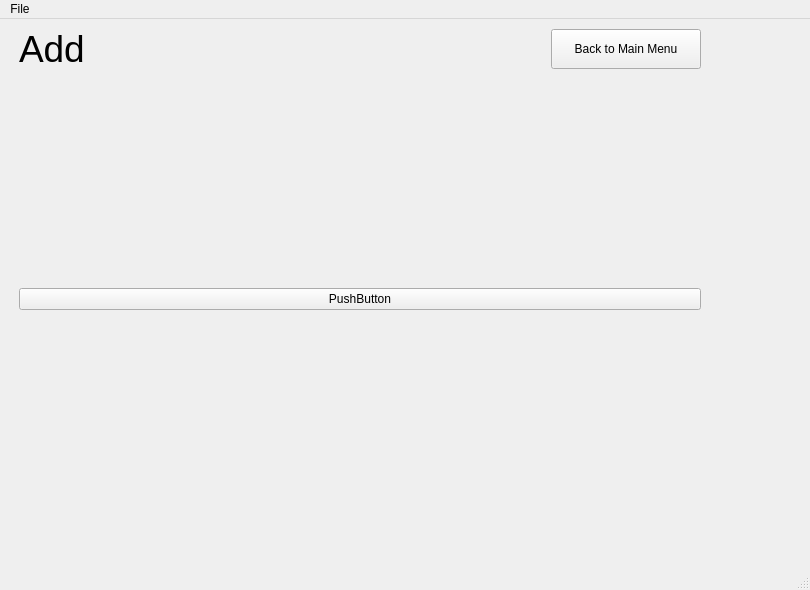
First picture: the form in HalfMeasures/mainwindow.ui, repository CamoSnipe200/CS3141-Team3, before the edit.
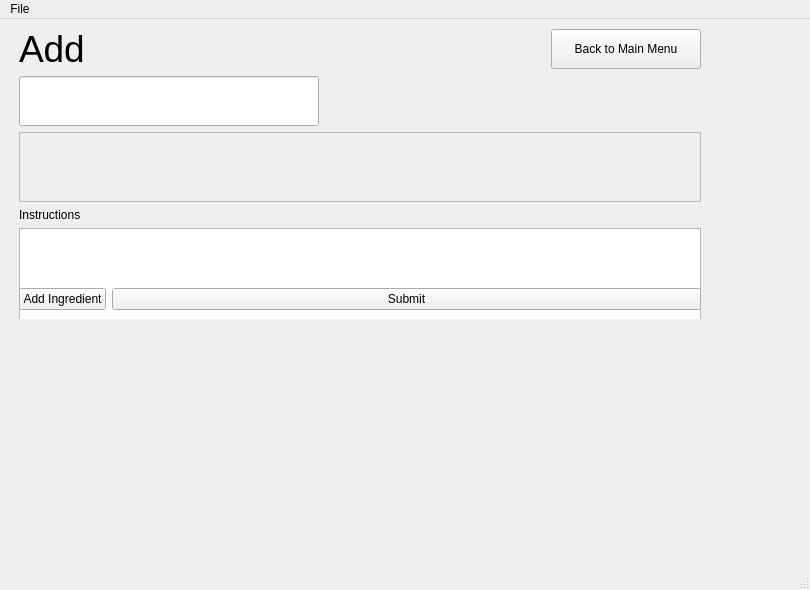
Second picture: the form after the edit.

Commit message: Add Recipe Page Working

The edit to the form file:
```diff
--- a/HalfMeasures/mainwindow.ui
+++ b/HalfMeasures/mainwindow.ui
@@ -10,6 +10,18 @@
     <height>590</height>
    </rect>
   </property>
+  <property name="sizePolicy">
+   <sizepolicy hsizetype="Preferred" vsizetype="Maximum">
+    <horstretch>0</horstretch>
+    <verstretch>0</verstretch>
+   </sizepolicy>
+  </property>
+  <property name="minimumSize">
+   <size>
+    <width>0</width>
+    <height>500</height>
+   </size>
+  </property>
   <property name="windowTitle">
    <string>MainWindow</string>
   </property>
@@ -242,24 +254,550 @@
          </layout>
         </item>
         <item>
-         <spacer name="verticalSpacer_2">
-          <property name="orientation">
-           <enum>Qt::Vertical</enum>
+         <layout class="QVBoxLayout" name="AS_RecipeNameVL">
+          <item>
+           <widget class="QLineEdit" name="AS_RecipeNameLE">
+            <property name="sizePolicy">
+             <sizepolicy hsizetype="Maximum" vsizetype="Fixed">
+              <horstretch>0</horstretch>
+              <verstretch>0</verstretch>
+             </sizepolicy>
+            </property>
+            <property name="minimumSize">
+             <size>
+              <width>300</width>
+              <height>50</height>
+             </size>
+            </property>
+            <property name="font">
+             <font>
+              <pointsize>16</pointsize>
+             </font>
+            </property>
+           </widget>
+          </item>
+         </layout>
+        </item>
+        <item>
+         <widget class="QScrollArea" name="AS_ScrollArea">
+          <property name="widgetResizable">
+           <bool>true</bool>
           </property>
-          <property name="sizeHint" stdset="0">
-           <size>
-            <width>20</width>
-            <height>40</height>
-           </size>
-          </property>
-         </spacer>
+          <widget class="QWidget" name="scrollAreaWidgetContents_2">
+           <property name="geometry">
+            <rect>
+             <x>0</x>
+             <y>0</y>
+             <width>678</width>
+             <height>16</height>
+            </rect>
+           </property>
+           <property name="sizePolicy">
+            <sizepolicy hsizetype="Preferred" vsizetype="Maximum">
+             <horstretch>0</horstretch>
+             <verstretch>0</verstretch>
+            </sizepolicy>
+           </property>
+          </widget>
+         </widget>
+        </item>
+        <item>
+         <layout class="QVBoxLayout" name="AS_DescriptionVL">
+          <item>
+           <widget class="QLabel" name="AS_InstructionsLabel">
+            <property name="text">
+             <string>Instructions</string>
+            </property>
+           </widget>
+          </item>
+          <item>
+           <widget class="QTextEdit" name="AS_InstructionsTE">
+            <property name="sizePolicy">
+             <sizepolicy hsizetype="Expanding" vsizetype="MinimumExpanding">
+              <horstretch>0</horstretch>
+              <verstretch>0</verstretch>
+             </sizepolicy>
+            </property>
+            <property name="minimumSize">
+             <size>
+              <width>0</width>
+              <height>100</height>
+             </size>
+            </property>
+            <property name="cursor" stdset="0">
+             <cursorShape>IBeamCursor</cursorShape>
+            </property>
+           </widget>
+          </item>
+         </layout>
         </item>
         <item>
          <layout class="QHBoxLayout" name="AS_IngredientsHL">
           <item>
-           <widget class="QPushButton" name="pushButton">
+           <widget class="QPushButton" name="AS_AddIngredientButton">
+            <property name="sizePolicy">
+             <sizepolicy hsizetype="Fixed" vsizetype="Fixed">
+              <horstretch>0</horstretch>
+              <verstretch>0</verstretch>
+             </sizepolicy>
+            </property>
+            <property name="palette">
+             <palette>
+              <active>
+               <colorrole role="WindowText">
+                <brush brushstyle="SolidPattern">
+                 <color alpha="255">
+                  <red>0</red>
+                  <green>0</green>
+                  <blue>0</blue>
+                 </color>
+                </brush>
+               </colorrole>
+               <colorrole role="Button">
+                <brush brushstyle="SolidPattern">
+                 <color alpha="255">
+                  <red>255</red>
+                  <green>255</green>
+                  <blue>255</blue>
+                 </color>
+                </brush>
+               </colorrole>
+               <colorrole role="Light">
+                <brush brushstyle="SolidPattern">
+                 <color alpha="255">
+                  <red>255</red>
+                  <green>255</green>
+                  <blue>255</blue>
+                 </color>
+                </brush>
+               </colorrole>
+               <colorrole role="Midlight">
+                <brush brushstyle="SolidPattern">
+                 <color alpha="255">
+                  <red>255</red>
+                  <green>255</green>
+                  <blue>255</blue>
+                 </color>
+                </brush>
+               </colorrole>
+               <colorrole role="Dark">
+                <brush brushstyle="SolidPattern">
+                 <color alpha="255">
+                  <red>127</red>
+                  <green>127</green>
+                  <blue>127</blue>
+                 </color>
+                </brush>
+               </colorrole>
+               <colorrole role="Mid">
+                <brush brushstyle="SolidPattern">
+                 <color alpha="255">
+                  <red>170</red>
+                  <green>170</green>
+                  <blue>170</blue>
+                 </color>
+                </brush>
+               </colorrole>
+               <colorrole role="Text">
+                <brush brushstyle="SolidPattern">
+                 <color alpha="255">
+                  <red>0</red>
+                  <green>0</green>
+                  <blue>0</blue>
+                 </color>
+                </brush>
+               </colorrole>
+               <colorrole role="BrightText">
+                <brush brushstyle="SolidPattern">
+                 <color alpha="255">
+                  <red>255</red>
+                  <green>255</green>
+                  <blue>255</blue>
+                 </color>
+                </brush>
+               </colorrole>
+               <colorrole role="ButtonText">
+                <brush brushstyle="SolidPattern">
+                 <color alpha="255">
+                  <red>0</red>
+                  <green>0</green>
+                  <blue>0</blue>
+                 </color>
+                </brush>
+               </colorrole>
+               <colorrole role="Base">
+                <brush brushstyle="SolidPattern">
+                 <color alpha="255">
+                  <red>255</red>
+                  <green>255</green>
+                  <blue>255</blue>
+                 </color>
+                </brush>
+               </colorrole>
+               <colorrole role="Window">
+                <brush brushstyle="SolidPattern">
+                 <color alpha="255">
+                  <red>255</red>
+                  <green>255</green>
+                  <blue>255</blue>
+                 </color>
+                </brush>
+               </colorrole>
+               <colorrole role="Shadow">
+                <brush brushstyle="SolidPattern">
+                 <color alpha="255">
+                  <red>0</red>
+                  <green>0</green>
+                  <blue>0</blue>
+                 </color>
+                </brush>
+               </colorrole>
+               <colorrole role="AlternateBase">
+                <brush brushstyle="SolidPattern">
+                 <color alpha="255">
+                  <red>255</red>
+                  <green>255</green>
+                  <blue>255</blue>
+                 </color>
+                </brush>
+               </colorrole>
+               <colorrole role="ToolTipBase">
+                <brush brushstyle="SolidPattern">
+                 <color alpha="255">
+                  <red>255</red>
+                  <green>255</green>
+                  <blue>220</blue>
+                 </color>
+                </brush>
+               </colorrole>
+               <colorrole role="ToolTipText">
+                <brush brushstyle="SolidPattern">
+                 <color alpha="255">
+                  <red>0</red>
+                  <green>0</green>
+                  <blue>0</blue>
+                 </color>
+                </brush>
+               </colorrole>
+               <colorrole role="PlaceholderText">
+                <brush brushstyle="SolidPattern">
+                 <color alpha="127">
+                  <red>0</red>
+                  <green>0</green>
+                  <blue>0</blue>
+                 </color>
+                </brush>
+               </colorrole>
+              </active>
+              <inactive>
+               <colorrole role="WindowText">
+                <brush brushstyle="SolidPattern">
+                 <color alpha="255">
+                  <red>0</red>
+                  <green>0</green>
+                  <blue>0</blue>
+                 </color>
+                </brush>
+               </colorrole>
+               <colorrole role="Button">
+                <brush brushstyle="SolidPattern">
+                 <color alpha="255">
+                  <red>240</red>
+                  <green>240</green>
+                  <blue>240</blue>
+                 </color>
+                </brush>
+               </colorrole>
+               <colorrole role="Light">
+                <brush brushstyle="SolidPattern">
+                 <color alpha="255">
+                  <red>255</red>
+                  <green>255</green>
+                  <blue>255</blue>
+                 </color>
+                </brush>
+               </colorrole>
+               <colorrole role="Midlight">
+                <brush brushstyle="SolidPattern">
+                 <color alpha="255">
+                  <red>227</red>
+                  <green>227</green>
+                  <blue>227</blue>
+                 </color>
+                </brush>
+               </colorrole>
+               <colorrole role="Dark">
+                <brush brushstyle="SolidPattern">
+                 <color alpha="255">
+                  <red>160</red>
+                  <green>160</green>
+                  <blue>160</blue>
+                 </color>
+                </brush>
+               </colorrole>
+               <colorrole role="Mid">
+                <brush brushstyle="SolidPattern">
+                 <color alpha="255">
+                  <red>160</red>
+                  <green>160</green>
+                  <blue>160</blue>
+                 </color>
+                </brush>
+               </colorrole>
+               <colorrole role="Text">
+                <brush brushstyle="SolidPattern">
+                 <color alpha="255">
+                  <red>0</red>
+                  <green>0</green>
+                  <blue>0</blue>
+                 </color>
+                </brush>
+               </colorrole>
+               <colorrole role="BrightText">
+                <brush brushstyle="SolidPattern">
+                 <color alpha="255">
+                  <red>255</red>
+                  <green>255</green>
+                  <blue>255</blue>
+                 </color>
+                </brush>
+               </colorrole>
+               <colorrole role="ButtonText">
+                <brush brushstyle="SolidPattern">
+                 <color alpha="255">
+                  <red>0</red>
+                  <green>0</green>
+                  <blue>0</blue>
+                 </color>
+                </brush>
+               </colorrole>
+               <colorrole role="Base">
+                <brush brushstyle="SolidPattern">
+                 <color alpha="255">
+                  <red>255</red>
+                  <green>255</green>
+                  <blue>255</blue>
+                 </color>
+                </brush>
+               </colorrole>
+               <colorrole role="Window">
+                <brush brushstyle="SolidPattern">
+                 <color alpha="255">
+                  <red>240</red>
+                  <green>240</green>
+                  <blue>240</blue>
+                 </color>
+                </brush>
+               </colorrole>
+               <colorrole role="Shadow">
+                <brush brushstyle="SolidPattern">
+                 <color alpha="255">
+                  <red>105</red>
+                  <green>105</green>
+                  <blue>105</blue>
+                 </color>
+                </brush>
+               </colorrole>
+               <colorrole role="AlternateBase">
+                <brush brushstyle="SolidPattern">
+                 <color alpha="255">
+                  <red>245</red>
+                  <green>245</green>
+                  <blue>245</blue>
+                 </color>
+                </brush>
+               </colorrole>
+               <colorrole role="ToolTipBase">
+                <brush brushstyle="SolidPattern">
+                 <color alpha="255">
+                  <red>255</red>
+                  <green>255</green>
+                  <blue>220</blue>
+                 </color>
+                </brush>
+               </colorrole>
+               <colorrole role="ToolTipText">
+                <brush brushstyle="SolidPattern">
+                 <color alpha="255">
+                  <red>0</red>
+                  <green>0</green>
+                  <blue>0</blue>
+                 </color>
+                </brush>
+               </colorrole>
+               <colorrole role="PlaceholderText">
+                <brush brushstyle="SolidPattern">
+                 <color alpha="128">
+                  <red>0</red>
+                  <green>0</green>
+                  <blue>0</blue>
+                 </color>
+                </brush>
+               </colorrole>
+              </inactive>
+              <disabled>
+               <colorrole role="WindowText">
+                <brush brushstyle="SolidPattern">
+                 <color alpha="255">
+                  <red>127</red>
+                  <green>127</green>
+                  <blue>127</blue>
+                 </color>
+                </brush>
+               </colorrole>
+               <colorrole role="Button">
+                <brush brushstyle="SolidPattern">
+                 <color alpha="255">
+                  <red>255</red>
+                  <green>255</green>
+                  <blue>255</blue>
+                 </color>
+                </brush>
+               </colorrole>
+               <colorrole role="Light">
+                <brush brushstyle="SolidPattern">
+                 <color alpha="255">
+                  <red>255</red>
+                  <green>255</green>
+                  <blue>255</blue>
+                 </color>
+                </brush>
+               </colorrole>
+               <colorrole role="Midlight">
+                <brush brushstyle="SolidPattern">
+                 <color alpha="255">
+                  <red>255</red>
+                  <green>255</green>
+                  <blue>255</blue>
+                 </color>
+                </brush>
+               </colorrole>
+               <colorrole role="Dark">
+                <brush brushstyle="SolidPattern">
+                 <color alpha="255">
+                  <red>127</red>
+                  <green>127</green>
+                  <blue>127</blue>
+                 </color>
+                </brush>
+               </colorrole>
+               <colorrole role="Mid">
+                <brush brushstyle="SolidPattern">
+                 <color alpha="255">
+                  <red>170</red>
+                  <green>170</green>
+                  <blue>170</blue>
+                 </color>
+                </brush>
+               </colorrole>
+               <colorrole role="Text">
+                <brush brushstyle="SolidPattern">
+                 <color alpha="255">
+                  <red>127</red>
+                  <green>127</green>
+                  <blue>127</blue>
+                 </color>
+                </brush>
+               </colorrole>
+               <colorrole role="BrightText">
+                <brush brushstyle="SolidPattern">
+                 <color alpha="255">
+                  <red>255</red>
+                  <green>255</green>
+                  <blue>255</blue>
+                 </color>
+                </brush>
+               </colorrole>
+               <colorrole role="ButtonText">
+                <brush brushstyle="SolidPattern">
+                 <color alpha="255">
+                  <red>127</red>
+                  <green>127</green>
+                  <blue>127</blue>
+                 </color>
+                </brush>
+               </colorrole>
+               <colorrole role="Base">
+                <brush brushstyle="SolidPattern">
+                 <color alpha="255">
+                  <red>255</red>
+                  <green>255</green>
+                  <blue>255</blue>
+                 </color>
+                </brush>
+               </colorrole>
+               <colorrole role="Window">
+                <brush brushstyle="SolidPattern">
+                 <color alpha="255">
+                  <red>255</red>
+                  <green>255</green>
+                  <blue>255</blue>
+                 </color>
+                </brush>
+               </colorrole>
+               <colorrole role="Shadow">
+                <brush brushstyle="SolidPattern">
+                 <color alpha="255">
+                  <red>0</red>
+                  <green>0</green>
+                  <blue>0</blue>
+                 </color>
+                </brush>
+               </colorrole>
+               <colorrole role="AlternateBase">
+                <brush brushstyle="SolidPattern">
+                 <color alpha="255">
+                  <red>245</red>
+                  <green>245</green>
+                  <blue>245</blue>
+                 </color>
+                </brush>
+               </colorrole>
+               <colorrole role="ToolTipBase">
+                <brush brushstyle="SolidPattern">
+                 <color alpha="255">
+                  <red>255</red>
+                  <green>255</green>
+                  <blue>220</blue>
+                 </color>
+                </brush>
+               </colorrole>
+               <colorrole role="ToolTipText">
+                <brush brushstyle="SolidPattern">
+                 <color alpha="255">
+                  <red>0</red>
+                  <green>0</green>
+                  <blue>0</blue>
+                 </color>
+                </brush>
+               </colorrole>
+               <colorrole role="PlaceholderText">
+                <brush brushstyle="SolidPattern">
+                 <color alpha="128">
+                  <red>0</red>
+                  <green>0</green>
+                  <blue>0</blue>
+                 </color>
+                </brush>
+               </colorrole>
+              </disabled>
+             </palette>
+            </property>
+            <property name="cursor">
+             <cursorShape>PointingHandCursor</cursorShape>
+            </property>
             <property name="text">
-             <string>PushButton</string>
+             <string>Add Ingredient</string>
+            </property>
+           </widget>
+          </item>
+          <item>
+           <widget class="QPushButton" name="AS_SubmitButton">
+            <property name="cursor">
+             <cursorShape>PointingHandCursor</cursorShape>
+            </property>
+            <property name="text">
+             <string>Submit</string>
             </property>
            </widget>
           </item>
```
Left out of the diff: 16 changed lines with no effect on the pictures. The commit also changes 7 other files.
